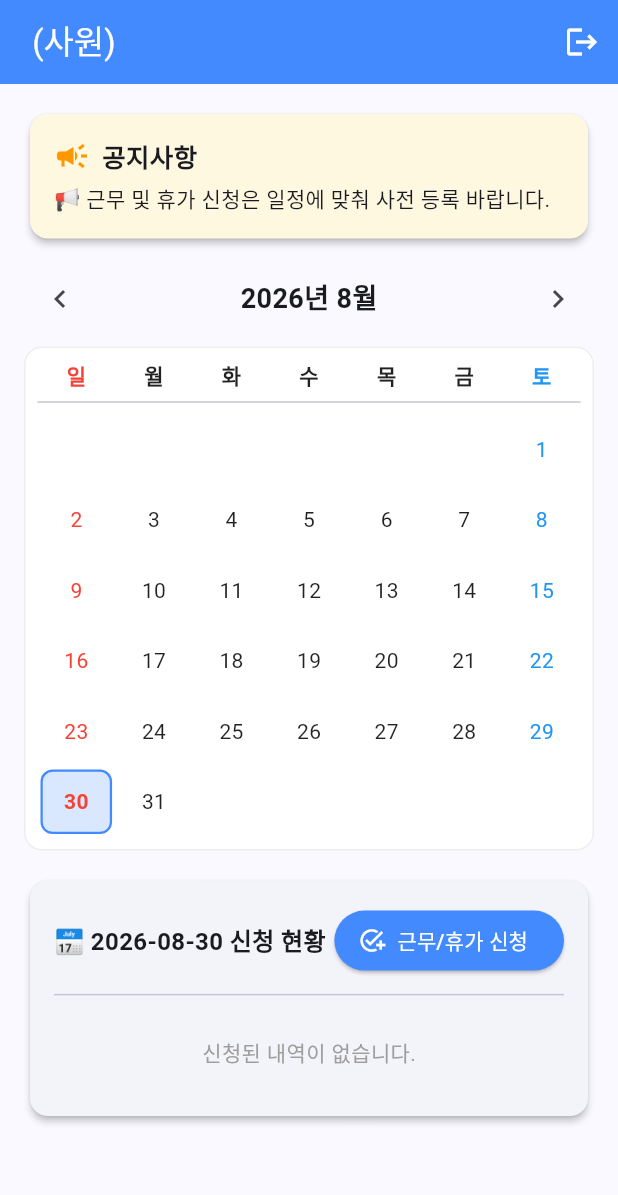
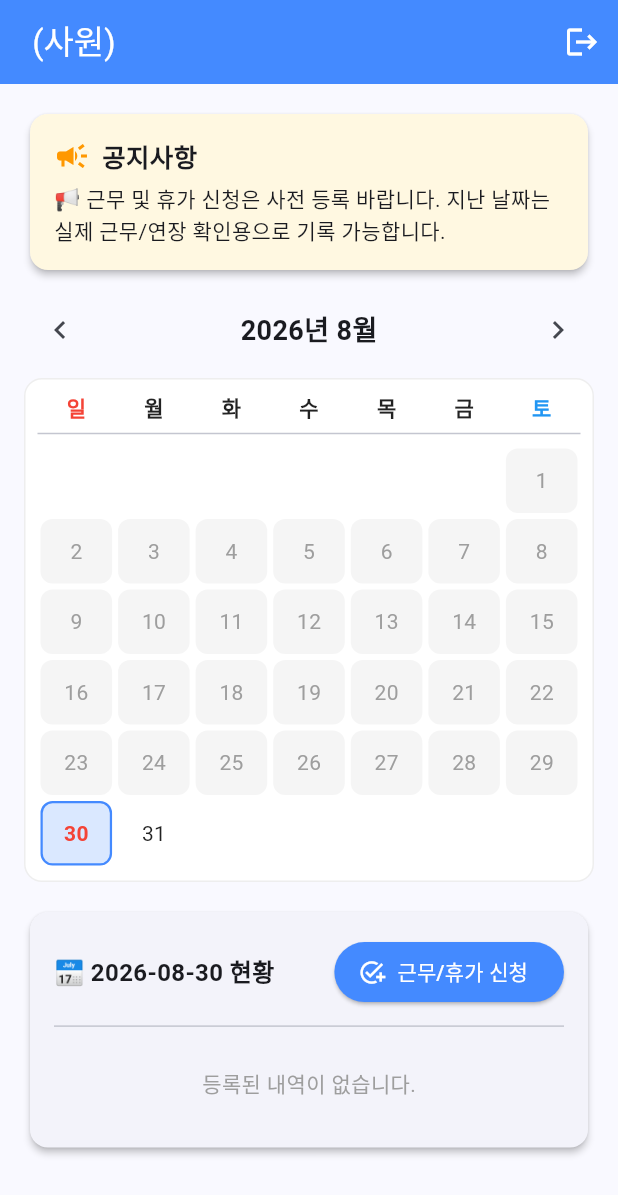
Before and after one commit to kimsoowan001-ai/work-schedule-app, a Flutter app: the MainScheduleScreen screen opened directly with empty values, on a phone screen of 412 x 824 dp. Shown: the top 1195 px of the screen. Run offline on Flutter 3.47's test engine with Material 3 defaults, Android fonts, the light colour scheme and no system bars; missing offline and left inert: dart:html.

Commit message:
지나간 날짜 신청 방지 및 지난 근무/연장 확인 기록 기능 추가

```diff
--- a/lib/main.dart
+++ b/lib/main.dart
@@ -176,7 +176,7 @@ class MainScheduleScreen extends StatefulWidget {
 }
 
 class _MainScheduleScreenState extends State<MainScheduleScreen> {
-  String _notice = "📢 근무 및 휴가 신청은 일정에 맞춰 사전 등록 바랍니다.";
+  String _notice = "📢 근무 및 휴가 신청은 사전 등록 바랍니다. 지난 날짜는 실제 근무/연장 확인용으로 기록 가능합니다.";
   bool _notificationEnabled = false;
 
   DateTime _currentMonth = DateTime.now();
@@ -193,6 +193,14 @@ class _MainScheduleScreenState extends State<MainScheduleScreen> {
 
   String _formatDateKey(DateTime d) {
     return "${d.year}-${d.month.toString().padLeft(2, '0')}-${d.day.toString().padLeft(2, '0')}";
+  }
+
+  // 오늘 날짜인지/지난 날짜인지 판별 (시간 제외)
+  bool _isPastDate(DateTime date) {
+    final now = DateTime.now();
+    final today = DateTime(now.year, now.month, now.day);
+    final target = DateTime(date.year, date.month, date.day);
+    return target.isBefore(today);
   }
 
   void _toggleNotification(bool enable) async {
@@ -256,7 +264,6 @@ class _MainScheduleScreenState extends State<MainScheduleScreen> {
     );
   }
 
-  // 30분 단위 시간 옵션 목록 (0시간부터 8시간까지)
   List<String> _generateTimeOptions() {
     List<String> options = [];
     for (int i = 0; i <= 16; i++) {
@@ -275,9 +282,106 @@ class _MainScheduleScreenState extends State<MainScheduleScreen> {
     return options;
   }
 
-  // 근무/휴가 신청 다이얼로그 (평일/주말 분기)
+  // --- 1. 지난 날짜 근무/연장 확인용 기록 다이얼로그 ---
+  void _showPastWorkRecordDialog() {
+    if (_selectedDate == null) return;
+    final dateKey = _formatDateKey(_selectedDate!);
+    String shiftTime = "오전 근무";
+    final overtimeController = TextEditingController();
+
+    showDialog(
+      context: context,
+      builder: (ctx) => StatefulBuilder(
+        builder: (context, setDialogState) => AlertDialog(
+          title: Row(
+            children: [
+              const Icon(Icons.history, color: Colors.blueGrey),
+              const SizedBox(width: 8),
+              Expanded(child: Text('지난 근무 확인 및 기록 ($dateKey)', style: const TextStyle(fontSize: 17))),
+            ],
+          ),
+          content: SingleChildScrollView(
+            child: Column(
+              mainAxisSize: MainAxisSize.min,
+              crossAxisAlignment: CrossAxisAlignment.start,
+              children: [
+                Container(
+                  padding: const EdgeInsets.all(8),
+                  decoration: BoxDecoration(
+                    color: Colors.amber.shade50,
+                    borderRadius: BorderRadius.circular(8),
+                  ),
+                  child: const Text(
+                    '⚠️ 지난 날짜는 사전 신청이 불가능하며, 실제 근무(오전/오후) 및 연장근무 기록용으로만 작성됩니다.',
+                    style: TextStyle(fontSize: 12, color: Colors.brown),
+                  ),
+                ),
+                const SizedBox(height: 16),
+                DropdownButtonFormField<String>(
+                  value: shiftTime,
+                  decoration: const InputDecoration(
+                    labelText: '근무 시간대 선택',
+                    border: OutlineInputBorder(),
+                    prefixIcon: Icon(Icons.access_time),
+                  ),
+                  items: const [
+                    DropdownMenuItem(value: "오전 근무", child: Text("오전 근무")),
+                    DropdownMenuItem(value: "오후 근무", child: Text("오후 근무")),
+                    DropdownMenuItem(value: "종일/주간 근무", child: Text("종일/주간 근무")),
+                    DropdownMenuItem(value: "야간 근무", child: Text("야간 근무")),
+                    DropdownMenuItem(value: "휴무", child: Text("휴무")),
+                  ],
+                  onChanged: (val) {
+                    if (val != null) setDialogState(() => shiftTime = val);
+                  },
+                ),
+                const SizedBox(height: 16),
+                TextField(
+                  controller: overtimeController,
+                  maxLines: 3,
+                  decoration: const InputDecoration(
+                    labelText: '연장 근무 및 비고 확인용 메모',
+                    hintText: '예: 연장근무 2시간 진행 (18:00~20:00) / 특이사항 없음',
+                    border: OutlineInputBorder(),
+                    prefixIcon: Icon(Icons.edit_note),
+                  ),
+                ),
+              ],
+            ),
+          ),
+          actions: [
+            TextButton(onPressed: () => Navigator.pop(ctx), child: const Text('취소')),
+            ElevatedButton(
+              onPressed: () {
+                final note = overtimeController.text.trim();
+                final entry = "[${widget.userName}(${widget.employeeId})] (실제기록) $shiftTime ${note.isNotEmpty ? ' | 연장/메모: $note' : ''}";
+
+                setState(() {
+                  _scheduleMap.putIfAbsent(dateKey, () => []).add(entry);
+                });
+
+                Navigator.pop(ctx);
+                ScaffoldMessenger.of(context).showSnackBar(
+                  const SnackBar(content: Text('지난 근무/연장 확인 기록이 저장되었습니다.')),
+                );
+              },
+              child: const Text('기록 저장'),
+            ),
+          ],
+        ),
+      ),
+    );
+  }
+
+  // --- 2. 오늘 및 미래 날짜 신청 다이얼로그 (평일/주말) ---
   void _showAddWorkDialog() {
     if (_selectedDate == null) return;
+
+    // 만약 지난 날짜라면 안내 후 지난 근무 기록창으로 연결
+    if (_isPastDate(_selectedDate!)) {
+      _showPastWorkRecordDialog();
+      return;
+    }
 
     final isWeekend = _selectedDate!.weekday == DateTime.saturday || _selectedDate!.weekday == DateTime.sunday;
     final dateKey = _formatDateKey(_selectedDate!);
@@ -346,7 +450,7 @@ class _MainScheduleScreenState extends State<MainScheduleScreen> {
     } else {
       // 평일 다이얼로그 (연차, 체력단련, 가족사랑, 건강검진, 기타)
       String selectedCategory = "연차";
-      String selectedLeaveTime = "8시간"; // 연차 기본값 8시간
+      String selectedLeaveTime = "8시간";
       final timeOptions = _generateTimeOptions();
       final customNoteController = TextEditingController();
 
@@ -374,8 +478,6 @@ class _MainScheduleScreenState extends State<MainScheduleScreen> {
                     },
                   ),
                   const SizedBox(height: 14),
-
-                  // 1. 연차 선택 시: 0시간 ~ 8시간 선택 드롭다운 활성화
                   if (selectedCategory == "연차") ...[
                     DropdownButtonFormField<String>(
                       value: selectedLeaveTime,
@@ -393,8 +495,6 @@ class _MainScheduleScreenState extends State<MainScheduleScreen> {
                     ),
                     const SizedBox(height: 14),
                   ],
-
-                  // 2. 기타 선택 시: 직접 사유 적는 텍스트창 활성화
                   if (selectedCategory == "기타") ...[
                     TextField(
                       controller: customNoteController,
@@ -407,8 +507,6 @@ class _MainScheduleScreenState extends State<MainScheduleScreen> {
                     ),
                     const SizedBox(height: 14),
                   ],
-
-                  // 공통 추가 메모
                   if (selectedCategory != "기타")
                     TextField(
                       controller: customNoteController,
@@ -475,6 +573,7 @@ class _MainScheduleScreenState extends State<MainScheduleScreen> {
   Widget build(BuildContext context) {
     final selectedKey = _selectedDate != null ? _formatDateKey(_selectedDate!) : '';
     final dayList = _scheduleMap[selectedKey] ?? [];
+    final bool isPast = _selectedDate != null ? _isPastDate(_selectedDate!) : false;
 
     return Scaffold(
       appBar: AppBar(
@@ -497,7 +596,7 @@ class _MainScheduleScreenState extends State<MainScheduleScreen> {
         child: Column(
           crossAxisAlignment: CrossAxisAlignment.stretch,
           children: [
-            // 공지사항 카드 (관리자만 수정)
+            // 공지사항 카드
             Card(
               color: Colors.amber.shade50,
               elevation: 2,
@@ -533,7 +632,7 @@ class _MainScheduleScreenState extends State<MainScheduleScreen> {
             ),
             const SizedBox(height: 12),
 
-            // 관리자 전용 브라우저 알림 스위치
+            // 관리자 전용 알림
             if (widget.isAdmin) ...[
               Card(
                 color: Colors.blue.shade50,
@@ -594,16 +693,31 @@ class _MainScheduleScreenState extends State<MainScheduleScreen> {
                     Row(
                       mainAxisAlignment: MainAxisAlignment.spaceBetween,
                       children: [
-                        Text(
-                          '📅 $selectedKey 신청 현황',
-                          style: const TextStyle(fontSize: 16, fontWeight: FontWeight.bold),
+                        Row(
+                          children: [
+                            Text(
+                              '📅 $selectedKey 현황',
+                              style: const TextStyle(fontSize: 16, fontWeight: FontWeight.bold),
+                            ),
+                            if (isPast)
+                              Container(
+                                margin: const EdgeInsets.only(left: 8),
+                                padding: const EdgeInsets.symmetric(horizontal: 6, vertical: 2),
+                                decoration: BoxDecoration(
+                                  color: Colors.grey.shade200,
+                                  borderRadius: BorderRadius.circular(4),
+                                ),
+                                child: const Text('지난 날짜', style: TextStyle(fontSize: 11, color: Colors.black54)),
+                              ),
+                          ],
                         ),
+                        // 지난 날짜면 '지난 근무/연장 기록' 버튼, 오늘/미래면 '신청' 버튼
                         ElevatedButton.icon(
-                          onPressed: _showAddWorkDialog,
-                          icon: const Icon(Icons.add_task, size: 18),
-                          label: const Text('근무/휴가 신청'),
+                          onPressed: isPast ? _showPastWorkRecordDialog : _showAddWorkDialog,
+                          icon: Icon(isPast ? Icons.edit_calendar : Icons.add_task, size: 18),
+                          label: Text(isPast ? '지난 근무/연장 확인 기록' : '근무/휴가 신청'),
                           style: ElevatedButton.styleFrom(
-                            backgroundColor: Colors.blueAccent,
+                            backgroundColor: isPast ? Colors.blueGrey : Colors.blueAccent,
                             foregroundColor: Colors.white,
                           ),
                         ),
@@ -614,7 +728,7 @@ class _MainScheduleScreenState extends State<MainScheduleScreen> {
                       const Padding(
                         padding: EdgeInsets.symmetric(vertical: 16.0),
                         child: Center(
-                          child: Text('신청된 내역이 없습니다.', style: TextStyle(color: Colors.grey)),
+                          child: Text('등록된 내역이 없습니다.', style: TextStyle(color: Colors.grey)),
                         ),
                       )
                     else
@@ -624,9 +738,9 @@ class _MainScheduleScreenState extends State<MainScheduleScreen> {
                         itemCount: dayList.length,
                         itemBuilder: (ctx, idx) => ListTile(
                           contentPadding: EdgeInsets.zero,
-                          leading: const CircleAvatar(
-                            backgroundColor: Colors.blueAccent,
-                            child: Icon(Icons.event_note, color: Colors.white, size: 18),
+                          leading: CircleAvatar(
+                            backgroundColor: dayList[idx].contains("(실제기록)") ? Colors.blueGrey : Colors.blueAccent,
+                            child: Icon(dayList[idx].contains("(실제기록)") ? Icons.history : Icons.event_note, color: Colors.white, size: 18),
                           ),
                           title: Text(dayList[idx], style: const TextStyle(fontWeight: FontWeight.w500)),
                         ),
@@ -694,6 +808,7 @@ class _MainScheduleScreenState extends State<MainScheduleScreen> {
                   _selectedDate!.month == cellDate.month &&
                   _selectedDate!.day == cellDate.day;
               final hasData = (_scheduleMap[cellKey]?.isNotEmpty ?? false);
+              final isPast = _isPastDate(cellDate);
 
               return InkWell(
                 onTap: () => setState(() => _selectedDate = cellDate),
@@ -701,8 +816,12 @@ class _MainScheduleScreenState extends State<MainScheduleScreen> {
                 child: Container(
                   margin: const EdgeInsets.all(2),
                   decoration: BoxDecoration(
-                    color: isSelected ? Colors.blueAccent.withOpacity(0.2) : Colors.transparent,
-                    border: isSelected ? Border.all(color: Colors.blueAccent, width: 1.5) : null,
+                    color: isSelected
+                        ? (isPast ? Colors.blueGrey.withOpacity(0.2) : Colors.blueAccent.withOpacity(0.2))
+                        : (isPast ? Colors.grey.shade100 : Colors.transparent),
+                    border: isSelected
+                        ? Border.all(color: isPast ? Colors.blueGrey : Colors.blueAccent, width: 1.5)
+                        : null,
                     borderRadius: BorderRadius.circular(8),
                   ),
                   child: Column(
@@ -712,7 +831,9 @@ class _MainScheduleScreenState extends State<MainScheduleScreen> {
                         '$dayNum',
                         style: TextStyle(
                           fontWeight: isSelected ? FontWeight.bold : FontWeight.normal,
-                          color: cellDate.weekday == 7 ? Colors.red : (cellDate.weekday == 6 ? Colors.blue : Colors.black87),
+                          color: isPast
+                              ? Colors.grey.shade500
+                              : (cellDate.weekday == 7 ? Colors.red : (cellDate.weekday == 6 ? Colors.blue : Colors.black87)),
                         ),
                       ),
                       if (hasData)
@@ -720,8 +841,8 @@ class _MainScheduleScreenState extends State<MainScheduleScreen> {
                           margin: const EdgeInsets.only(top: 3),
                           width: 6,
                           height: 6,
-                          decoration: const BoxDecoration(
-                            color: Colors.orange,
+                          decoration: BoxDecoration(
+                            color: isPast ? Colors.blueGrey : Colors.orange,
                             shape: BoxShape.circle,
                           ),
                         ),
```
Also changed, not shown: 3 other files.
